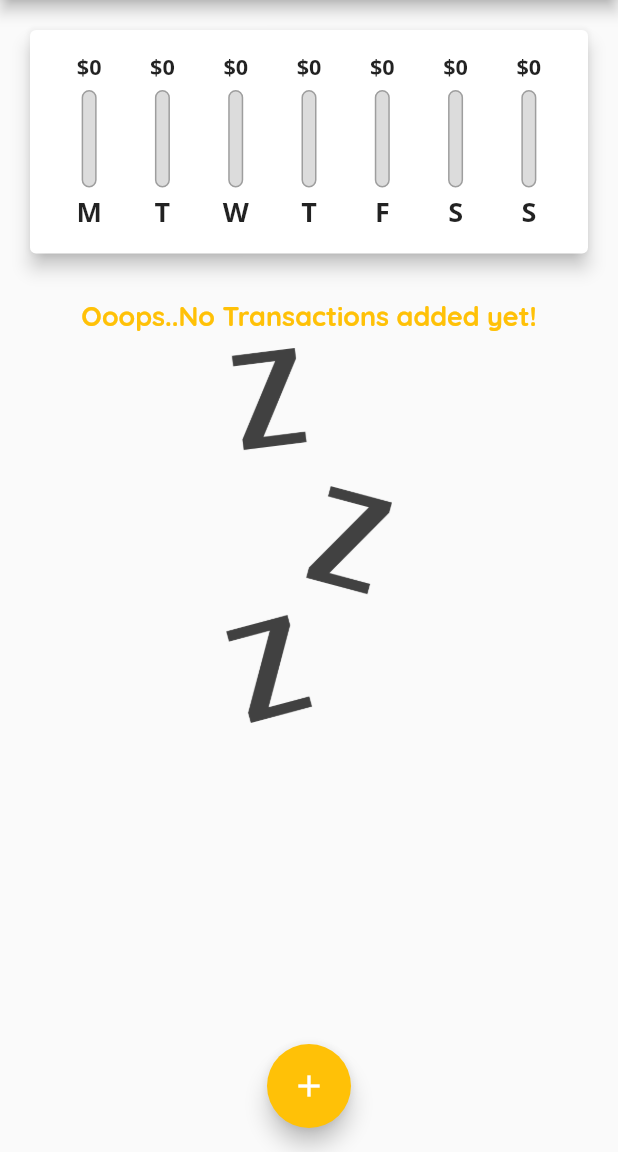
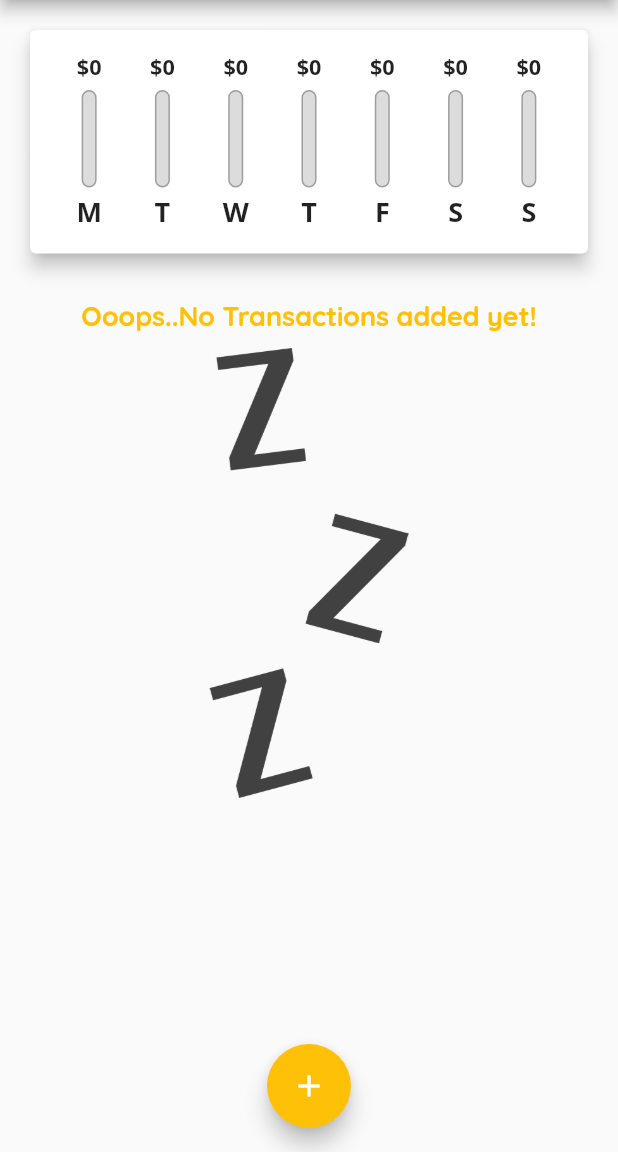
Before and after one commit to Tolulope05/e_planner, a Flutter app: the screen it shows after launch, on a phone screen of 412 x 824 dp, the part 84-1236 px from its top. Run offline on Flutter 3.47's test engine with Material 2 defaults, Android fonts, the phone set to English and light mode, and no system bars.

Commit message:
updated transaction list height

```diff
--- a/lib/widgets/transaction_list.dart
+++ b/lib/widgets/transaction_list.dart
@@ -13,7 +13,7 @@ class TransactionList extends StatelessWidget {
   @override
   Widget build(BuildContext context) {
     return SizedBox(
-      height: 300,
+      height: 500,
       child: transactions.isEmpty
           ? Column(
               children: [
@@ -28,7 +28,7 @@ class TransactionList extends StatelessWidget {
                   ),
                 ),
                 SizedBox(
-                  height: 250,
+                  height: 300,
                   child: Image.asset(
                     'assets/images/waiting.png',
                     fit: BoxFit.cover,
```
